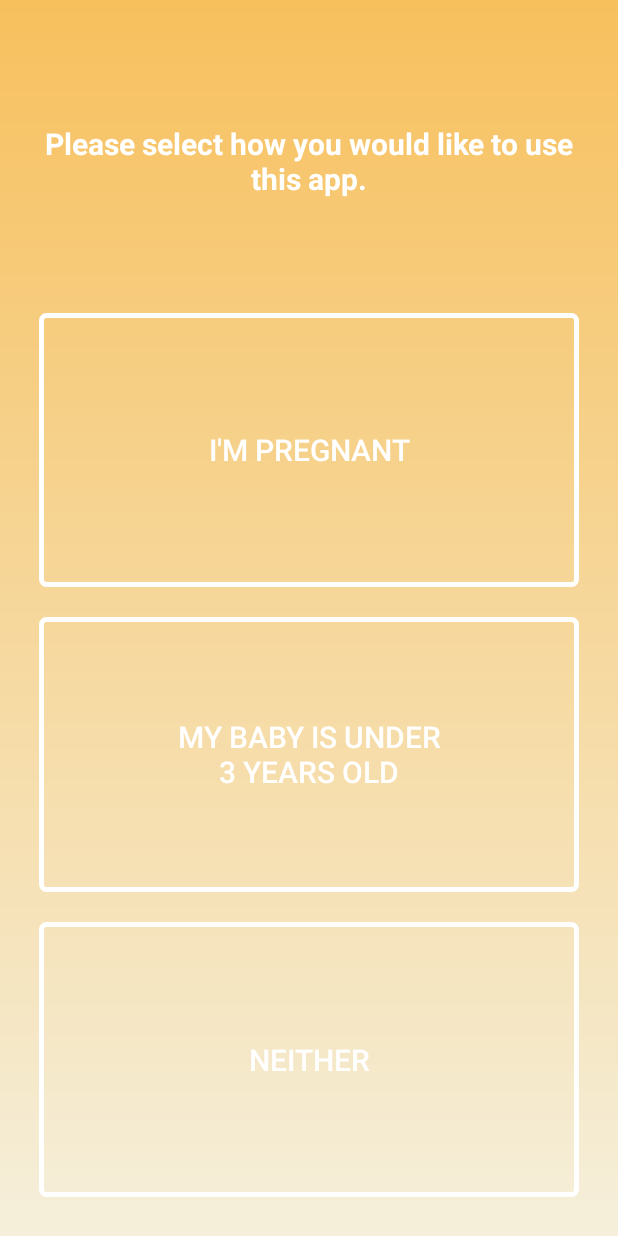
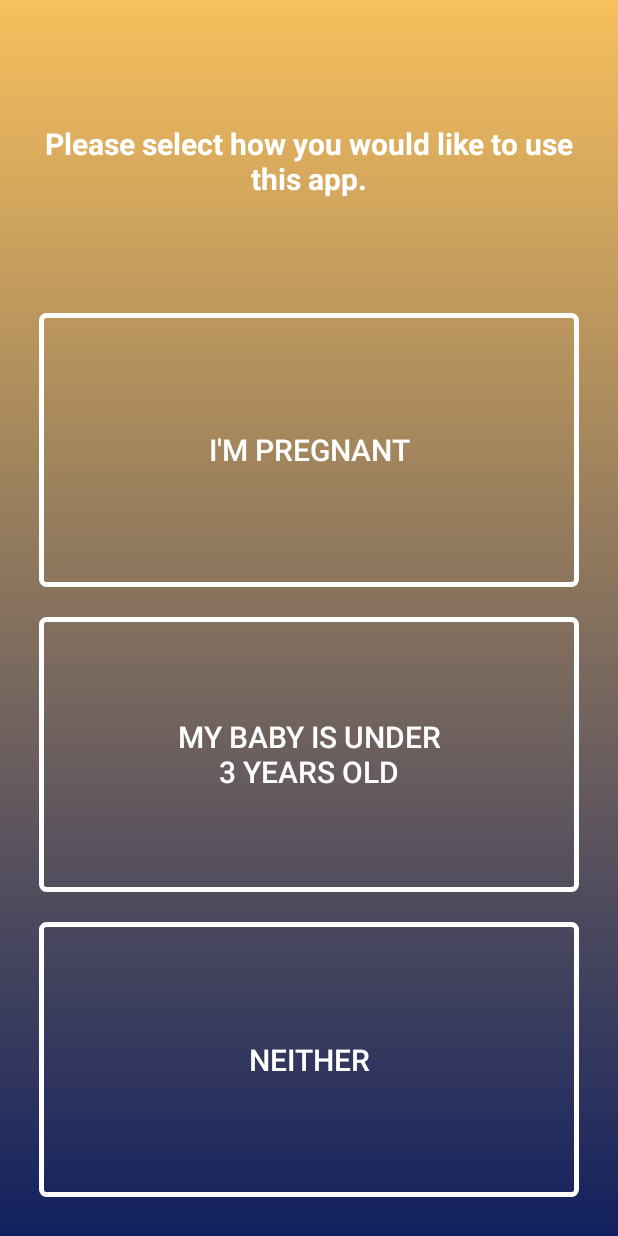
Before and after one commit to ahtakle/Project-Ina-Android, an Android app: the screen it shows after launch (DateOptions), after a tap on "SKIP", on a phone screen of 412 x 824 dp. Run offline under Robolectric (Android 15) with nearby library versions, the phone set to English and light mode, and no system bars.

Commit message:
Update tutorial color scheme

```diff
--- a/app/src/main/res/values/colors.xml
+++ b/app/src/main/res/values/colors.xml
@@ -33,17 +33,17 @@
     <color name="blue">#11205e</color>
     <color name="yellow">#f5efdb</color>
 
-    <color name="tutorial1">#11205e</color>
+    <color name="tutorial1">#f7c05d</color>
     <color name="tutorial2">#f7c05d</color>
-    <color name="tutorial3">#9a0305</color>
+    <color name="tutorial3">#f7c05d</color>
     <color name="tutorial4">#f7c05d</color>
-    <color name="tutorial5">#11205e</color>
+    <color name="tutorial5">#f7c05d</color>
     <color name="tutorial6">#f7c05d</color>
-    <color name="tutorial7">#9a0305</color>
+    <color name="tutorial7">#f7c05d</color>
     <color name="tutorial8">#f7c05d</color>
 
     <color name="duedate1">#f7c05d</color>
-    <color name="duedate2">#f5efdb</color>
+    <color name="duedate2">#11205e</color>
 
 
 </resources>
```
Also changed, not shown: app/src/main/res/mipmap-xxxhdpi/tutorial_1.png (deleted), app/src/main/res/mipmap-xxxhdpi/tutorial_babyprogress.png, app/src/main/res/mipmap-xxxhdpi/tutorial_calendar.png, app/src/main/res/mipmap-xxxhdpi/tutorial_glossary.png, app/src/main/res/mipmap-xxxhdpi/tutorial_home.png, 2 other files.
